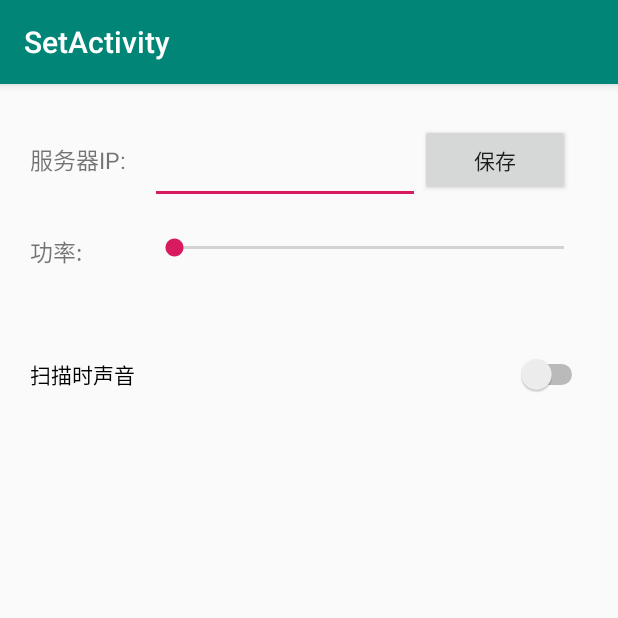
After one commit to 8lackbody/examination, an Android app: the SetActivity screen opened directly, with no data from a screen before it, on a phone screen of 412 x 824 dp, the top half of it. The commit adds this screen. Run offline under Robolectric (Android 15) with nearby library versions, the phone set to English and light mode, and no system bars.

Commit message:
添加设置页面

```diff
--- a/app/src/main/AndroidManifest.xml
+++ b/app/src/main/AndroidManifest.xml
@@ -3,15 +3,18 @@
     package="com.zht.examination">
 
     <application
+        android:name=".utils.ContextApplication"
         android:allowBackup="true"
         android:icon="@mipmap/ic_launcher"
         android:label="@string/app_name"
         android:roundIcon="@mipmap/ic_launcher_round"
         android:supportsRtl="true"
-        android:name=".utils.ContextApplication"
         android:theme="@style/AppTheme">
-        <activity android:name=".activity.TestActivity">
-        </activity>
+        <activity
+            android:name=".activity.SetActivity"
+            android:label="@string/title_activity_set"
+            android:theme="@style/AppTheme.NoActionBar"></activity>
+        <activity android:name=".activity.TestActivity"></activity>
         <activity
             android:name=".activity.AllActivity"
             android:label="@string/title_activity_all"
--- a/app/src/main/java/com/zht/examination/activity/AllActivity.java
+++ b/app/src/main/java/com/zht/examination/activity/AllActivity.java
@@ -1,5 +1,6 @@
 package com.zht.examination.activity;
 
+import android.content.SharedPreferences;
 import android.os.Bundle;
 import android.os.Handler;
 import android.os.Message;
@@ -44,6 +45,7 @@ public class AllActivity extends AppCompatActivity implements View.OnClickListen
     Reader reader = Reader.getInstance();
     List<ReadTag> listData;
     private Handler mHandler;
+    SharedPreferences preferences;
 
     @Override
     protected void onCreate(Bundle savedInstanceState) {
@@ -117,6 +119,8 @@ public class AllActivity extends AppCompatActivity implements View.OnClickListen
         startOrStop = findViewById(R.id.startOrStop);
         submit = findViewById(R.id.submit);
         empty = findViewById(R.id.empty);
+        preferences = getSharedPreferences("set", 0);
+
         KeyListener listener = new NumberKeyListener() {
             @Override
             protected char[] getAcceptedChars() {
--- a/app/src/main/java/com/zht/examination/activity/MainActivity.java
+++ b/app/src/main/java/com/zht/examination/activity/MainActivity.java
@@ -1,6 +1,7 @@
 package com.zht.examination.activity;
 
 import android.content.Intent;
+import android.content.SharedPreferences;
 import android.os.Bundle;
 
 import com.google.android.material.floatingactionbutton.FloatingActionButton;
@@ -24,6 +25,7 @@ public class MainActivity extends AppCompatActivity implements View.OnClickListe
     private Reader reader;
     //手机是否成功连接驱动
     private boolean canGo = false;
+    SharedPreferences preferences;
 
 
     @Override
@@ -44,6 +46,7 @@ public class MainActivity extends AppCompatActivity implements View.OnClickListe
         goOne.setOnClickListener(this);
         goAll = findViewById(R.id.examination_button);
         goAll.setOnClickListener(this);
+        preferences = getSharedPreferences("set", 0);
 
         OTGUtil.setOTGEnable(true);
         reader = Reader.getInstance();
--- a/app/src/main/java/com/zht/examination/activity/OneActivity.java
+++ b/app/src/main/java/com/zht/examination/activity/OneActivity.java
@@ -1,5 +1,6 @@
 package com.zht.examination.activity;
 
+import android.content.SharedPreferences;
 import android.os.Bundle;
 import android.os.Handler;
 import android.os.Message;
@@ -31,6 +32,7 @@ public class OneActivity extends AppCompatActivity implements View.OnClickListen
 
     Reader reader = Reader.getInstance();
     private Handler mHandler;
+    SharedPreferences preferences;
 
     @Override
     protected void onCreate(Bundle savedInstanceState) {
@@ -91,6 +93,8 @@ public class OneActivity extends AppCompatActivity implements View.OnClickListen
     void init() {
         selectEpc = findViewById(R.id.editText_select);
         selectEpc.setHorizontallyScrolling(true);
+        preferences = getSharedPreferences("set", 0);
+
         KeyListener listener = new NumberKeyListener() {
             @Override
             protected char[] getAcceptedChars() {
--- /dev/null
+++ b/app/src/main/java/com/zht/examination/activity/SetActivity.java
@@ -0,0 +1,51 @@
+package com.zht.examination.activity;
+
+import android.content.SharedPreferences;
+import android.os.Bundle;
+import android.view.View;
+import android.widget.Button;
+import android.widget.EditText;
+import android.widget.ProgressBar;
+import android.widget.SeekBar;
+import android.widget.Switch;
+
+import androidx.appcompat.app.AppCompatActivity;
+import androidx.appcompat.widget.Toolbar;
+
+import com.zht.examination.R;
+
+public class SetActivity extends AppCompatActivity implements View.OnClickListener {
+
+    EditText ip;
+    SeekBar power;
+    Switch isVoice;
+    Button save;
+
+    SharedPreferences preferences;
+    SharedPreferences.Editor editor;
+
+    @Override
+    protected void onCreate(Bundle savedInstanceState) {
+        super.onCreate(savedInstanceState);
+        setContentView(R.layout.activity_set);
+        Toolbar toolbar = findViewById(R.id.toolbar);
+        setSupportActionBar(toolbar);
+        init();
+    }
+
+    void init() {
+        ip = findViewById(R.id.edit_ip);
+        power = findViewById(R.id.seekBar);
+        isVoice = findViewById(R.id.isVoice);
+        save = findViewById(R.id.save);
+        save.setOnClickListener(this);
+
+        preferences = getSharedPreferences("set", 0);
+        editor = preferences.edit();
+    }
+
+    @Override
+    public void onClick(View v) {
+        //TODO 保存设置
+    }
+}
--- /dev/null
+++ b/app/src/main/res/layout/activity_set.xml
@@ -0,0 +1,25 @@
+<?xml version="1.0" encoding="utf-8"?>
+<androidx.coordinatorlayout.widget.CoordinatorLayout xmlns:android="http://schemas.android.com/apk/res/android"
+    xmlns:app="http://schemas.android.com/apk/res-auto"
+    xmlns:tools="http://schemas.android.com/tools"
+    android:layout_width="match_parent"
+    android:layout_height="match_parent"
+    tools:context=".activity.SetActivity">
+
+    <com.google.android.material.appbar.AppBarLayout
+        android:layout_width="match_parent"
+        android:layout_height="wrap_content"
+        android:theme="@style/AppTheme.AppBarOverlay">
+
+        <androidx.appcompat.widget.Toolbar
+            android:id="@+id/toolbar"
+            android:layout_width="match_parent"
+            android:layout_height="?attr/actionBarSize"
+            android:background="?attr/colorPrimary"
+            app:popupTheme="@style/AppTheme.PopupOverlay" />
+
+    </com.google.android.material.appbar.AppBarLayout>
+
+    <include layout="@layout/content_set" />
+
+</androidx.coordinatorlayout.widget.CoordinatorLayout>
--- /dev/null
+++ b/app/src/main/res/layout/content_set.xml
@@ -0,0 +1,104 @@
+<?xml version="1.0" encoding="utf-8"?>
+<androidx.constraintlayout.widget.ConstraintLayout xmlns:android="http://schemas.android.com/apk/res/android"
+    xmlns:app="http://schemas.android.com/apk/res-auto"
+    xmlns:tools="http://schemas.android.com/tools"
+    android:layout_width="match_parent"
+    android:layout_height="match_parent"
+    app:layout_behavior="@string/appbar_scrolling_view_behavior"
+    tools:context=".activity.SetActivity"
+    tools:showIn="@layout/activity_set">
+
+    <LinearLayout
+        android:id="@+id/horizontalScrollView1"
+        android:layout_width="match_parent"
+        android:layout_height="60dp"
+        android:layout_gravity="center"
+        android:layout_marginStart="20dp"
+        android:layout_marginLeft="20dp"
+        android:layout_marginTop="20dp"
+        android:layout_marginEnd="20dp"
+        android:layout_marginRight="20dp"
+        android:orientation="horizontal"
+        app:layout_constraintEnd_toEndOf="parent"
+        app:layout_constraintStart_toStartOf="parent"
+        app:layout_constraintTop_toTopOf="parent">
+
+        <TextView
+            android:id="@+id/text_ip"
+            android:layout_width="80dp"
+            android:layout_height="wrap_content"
+            android:layout_centerVertical="true"
+            android:text="@string/text_ip"
+            android:textSize="15dp" />
+
+        <EditText
+            android:id="@+id/edit_ip"
+            android:layout_width="180dp"
+            android:layout_height="match_parent"
+            android:digits="1234567890."
+            android:hint=""
+            android:singleLine="true" />
+
+        <Button
+            android:id="@+id/save"
+            android:layout_width="100dp"
+            android:layout_height="48dp"
+            android:text="@string/test_connect" />
+    </LinearLayout>
+
+    <LinearLayout
+        android:id="@+id/horizontalScrollView3"
+        android:layout_width="match_parent"
+        android:layout_height="60dp"
+        android:layout_gravity="center"
+        android:layout_marginStart="20dp"
+        android:layout_marginLeft="20dp"
+        android:layout_marginTop="20dp"
+        android:layout_marginEnd="20dp"
+        android:layout_marginRight="20dp"
+        android:orientation="horizontal"
+        app:layout_constraintEnd_toEndOf="parent"
+        app:layout_constraintStart_toStartOf="parent"
+        app:layout_constraintTop_toBottomOf="@+id/horizontalScrollView1">
+
+        <TextView
+            android:id="@+id/text_power"
+            android:layout_width="80dp"
+            android:layout_height="wrap_content"
+            android:layout_centerVertical="true"
+            android:text="@string/text_power"
+            android:textSize="15dp" />
+
+        <SeekBar
+            android:id="@+id/seekBar"
+            android:layout_width="wrap_content"
+            android:layout_height="wrap_content"
+            android:layout_weight="1" />
+
+
+    </LinearLayout>
+
+    <LinearLayout
+        android:id="@+id/linearLayout2"
+        android:layout_width="match_parent"
+        android:layout_height="48dp"
+        android:layout_gravity="center"
+        android:layout_marginStart="20dp"
+        android:layout_marginLeft="20dp"
+        android:layout_marginTop="20dp"
+        android:layout_marginEnd="20dp"
+        android:layout_marginRight="20dp"
+        android:orientation="horizontal"
+        app:layout_constraintEnd_toEndOf="parent"
+        app:layout_constraintStart_toStartOf="parent"
+        app:layout_constraintTop_toBottomOf="@+id/horizontalScrollView3">
+
+        <Switch
+            android:id="@+id/isVoice"
+            android:layout_width="wrap_content"
+            android:layout_height="wrap_content"
+            android:layout_weight="1"
+            android:text="@string/switch_vol" />
+    </LinearLayout>
+
+</androidx.constraintlayout.widget.ConstraintLayout>
--- a/app/src/main/res/values/strings.xml
+++ b/app/src/main/res/values/strings.xml
@@ -76,7 +76,7 @@
     <string name="power_error">功率设置失败</string>
     <string name="beep_error">蜂鸣器设置失败</string>
     <string name="frequent_error">频点设置失败</string>
-    <string name="test_connect">测试连接</string>
+    <string name="test_connect">保存</string>
     <string name="table_name1">已查找数据</string>
     <string name="table_name2">未查找数据</string>
     <string name="change_table_button">切换表格</string>
@@ -99,5 +99,6 @@
     <string name="length_content_warning">长度和内容不匹配！</string>
     <string name="str_lenght_odd_warning">每个数据的长度不能是奇数！</string>
     <string name="data_ilegal">数据非法！（空的或长度是奇数？）</string>
+    <string name="title_activity_set">SetActivity</string>
 
 </resources>
```
